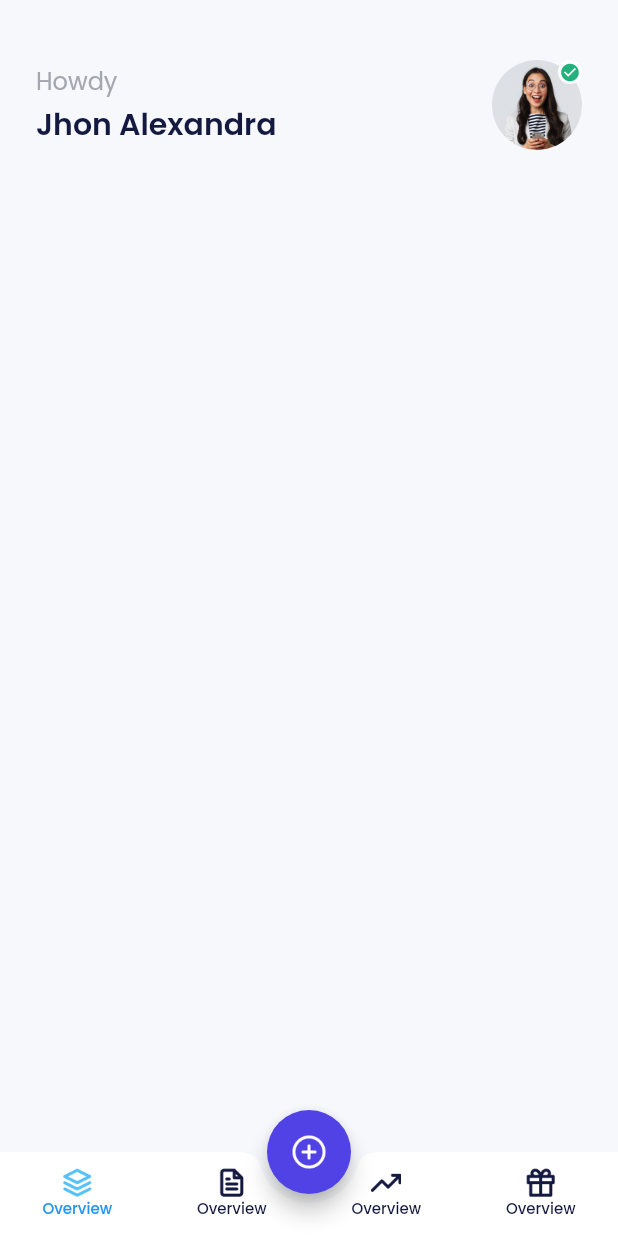
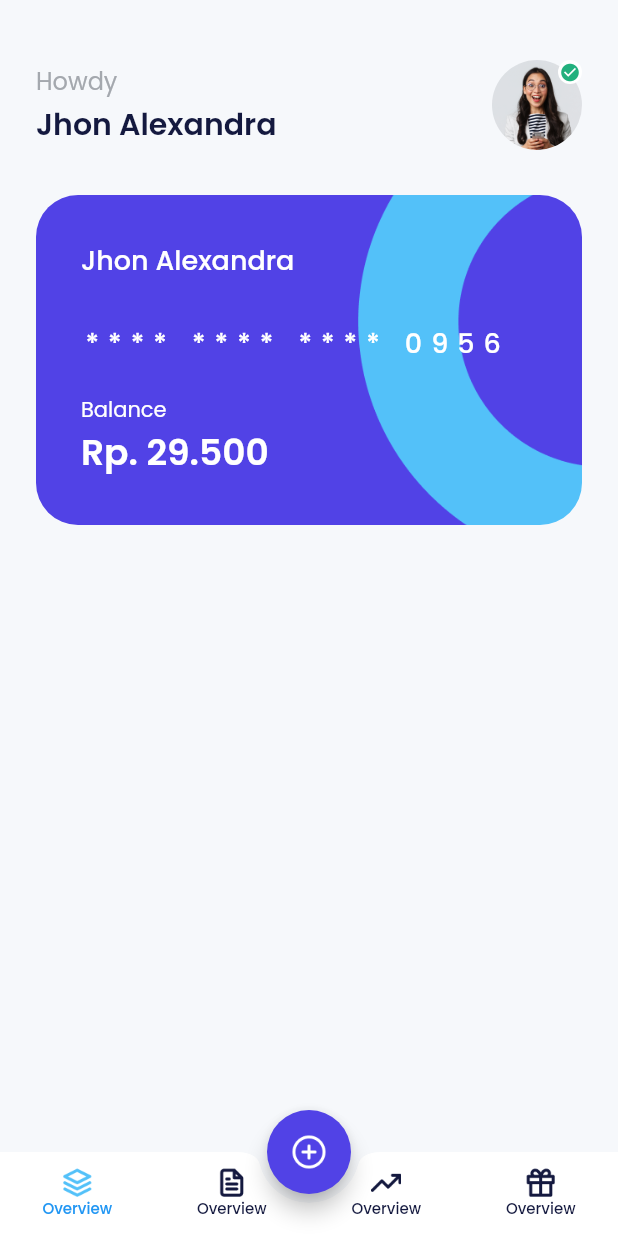
Before and after one commit to yusuffront99/e-wallet-app, a Flutter app: the HomePage screen opened by its route, on a phone screen of 412 x 824 dp. Run offline on Flutter 3.47's test engine with Material 2 defaults, Android fonts, the phone set to English and light mode, and no system bars; our stand-ins replace carousel_slider, google_fonts.

Commit message:
updated codes --home page : build walletcard section

```diff
--- a/lib/ui/pages/home_page.dart
+++ b/lib/ui/pages/home_page.dart
@@ -77,6 +77,7 @@ class HomePage extends StatelessWidget {
         ),
         children: [
           buildProfile(),
+          buildWalletCard(),
         ],
       ),
     );
@@ -145,4 +146,61 @@ class HomePage extends StatelessWidget {
     );
   }
   // === profile section
+
+  // === wallet card
+  Widget buildWalletCard() {
+    return Container(
+      width: double.infinity,
+      height: 220,
+      margin: const EdgeInsets.only(
+        top: 30,
+      ),
+      padding: const EdgeInsets.all(30),
+      decoration: BoxDecoration(
+        borderRadius: BorderRadius.circular(28),
+        image: const DecorationImage(
+          fit: BoxFit.cover,
+          image: AssetImage('assets/img_bg_card.png'),
+        ),
+      ),
+      child: Column(
+        crossAxisAlignment: CrossAxisAlignment.start,
+        children: [
+          Text(
+            'Jhon Alexandra',
+            style: whiteTextStyle.copyWith(
+              fontSize: 18,
+              fontWeight: medium,
+            ),
+          ),
+          const SizedBox(
+            height: 28,
+          ),
+          Text(
+            '**** **** **** 0956',
+            style: whiteTextStyle.copyWith(
+              fontSize: 18,
+              fontWeight: medium,
+              letterSpacing: 6,
+            ),
+          ),
+          const SizedBox(
+            height: 21,
+          ),
+          Text(
+            'Balance',
+            style: whiteTextStyle,
+          ),
+          Text(
+            'Rp. 29.500',
+            style: whiteTextStyle.copyWith(
+              fontSize: 24,
+              fontWeight: semiBold,
+            ),
+          ),
+        ],
+      ),
+    );
+  }
+  // === wallet card
 }
```
